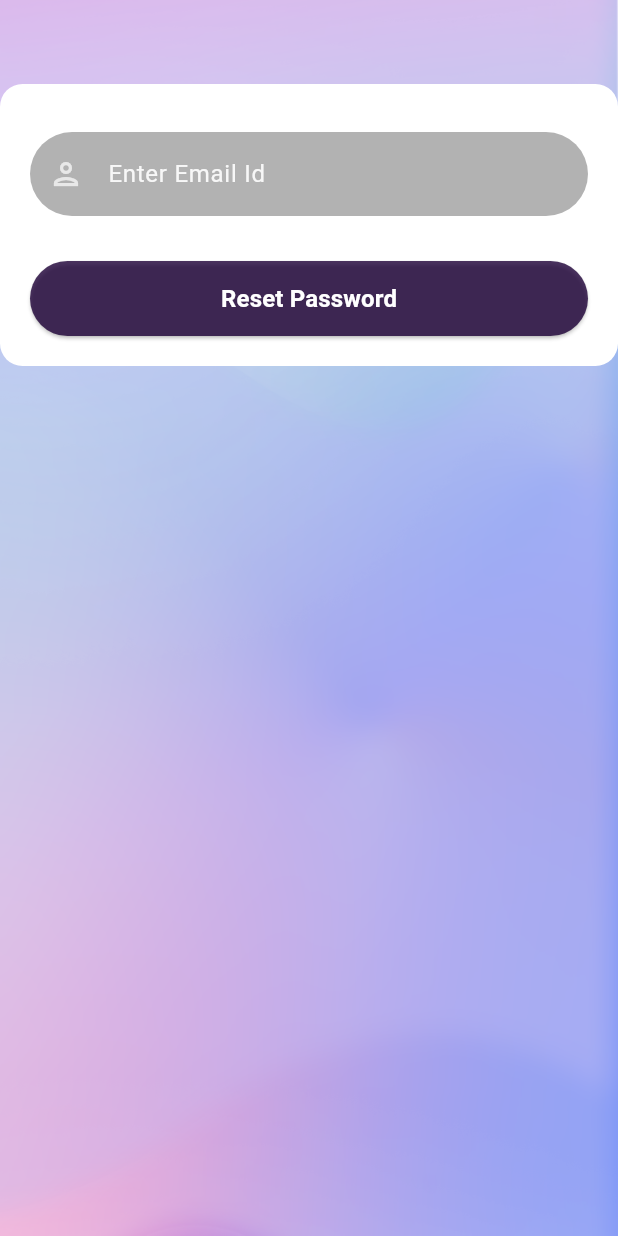
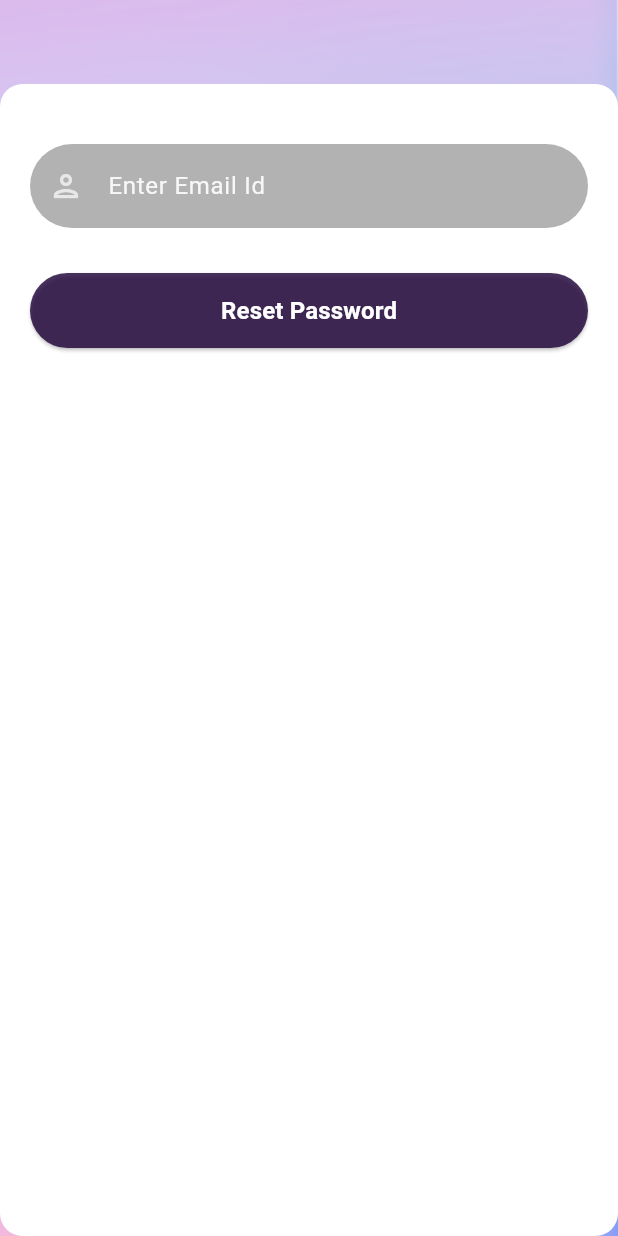
Before and after one commit to anishtupe/cuisine_decider, a Flutter app: what forgetpassword_screen() shows on an empty page, opened directly, on a phone screen of 412 x 824 dp. Run offline on Flutter 3.47's test engine with Material 3 defaults, Android fonts, the phone set to English and light mode, and no system bars; our stand-ins replace firebase_auth, firebase_core; accounts and stored records are empty.

Commit message:
added container to forget password screen

```diff
--- a/lib/screens/forgetpassword_screen.dart
+++ b/lib/screens/forgetpassword_screen.dart
@@ -16,9 +16,8 @@ class _forgetpassword_screenState extends State<forgetpassword_screen> {
   @override
   Widget build(BuildContext context) {
     return customscaffold(
-      child: SingleChildScrollView(
       child: Container(
-          padding: EdgeInsets.fromLTRB(20, 12, 20, 0),
+        padding: EdgeInsets.all(20.0),
         decoration: BoxDecoration(
           color: Color.fromARGB(255, 255, 255, 255),
           borderRadius: BorderRadius.circular(15),
@@ -41,7 +40,6 @@ class _forgetpassword_screenState extends State<forgetpassword_screen> {
           ],
         ),
       ),
-      ),
     );
   }
 }
```
Lines whose indentation alone changed are shown as unchanged.
